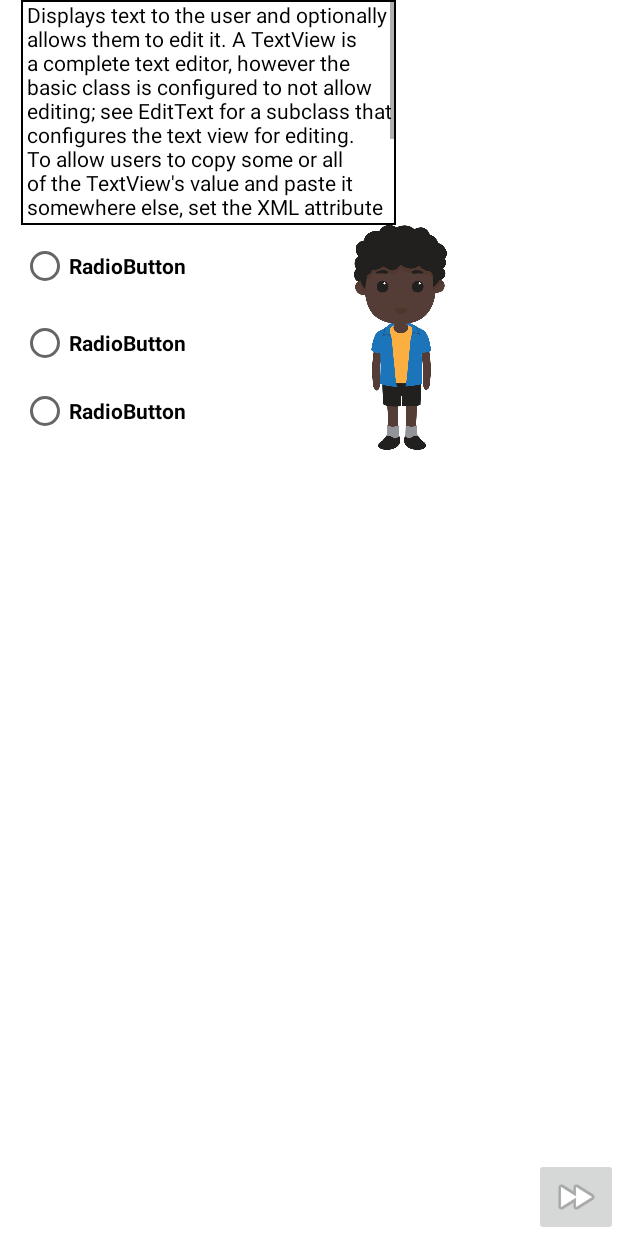
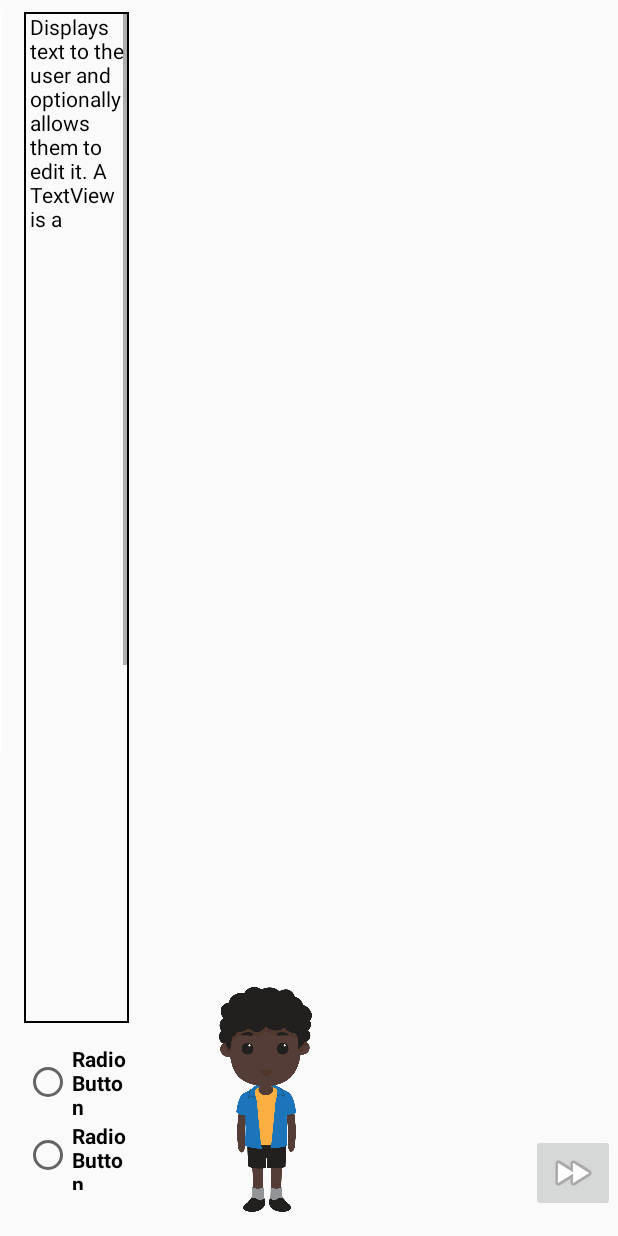
Before and after one commit to packerfan626/191_a_b_senior_design_w2017, an Android app: the layout activity_game.xml on its own in the app's theme, with its tools: preview values and no code run, on a phone screen of 412 x 824 dp. Run offline under Robolectric (Android 15) with nearby library versions, the phone set to English and light mode, and no system bars.

Commit message:
Fixed constraints in game layout and tweaked some background things

```diff
--- a/app/src/main/java/millionkids/millionkidseducation/Children/GameActivity.java
+++ b/app/src/main/java/millionkids/millionkidseducation/Children/GameActivity.java
@@ -39,7 +39,6 @@ import millionkids.millionkidseducation.SQLite.GameData;
 public class GameActivity extends AppCompatActivity {
     //Used to set the background image from the SQLite Database
     ImageView background;
-    ImageView radiogroupBg;
 
     //Character imageView
     ImageView character;
@@ -96,7 +95,6 @@ public class GameActivity extends AppCompatActivity {
         option3 = (RadioButton)findViewById(R.id.option3);
         submit = (ImageButton)findViewById(R.id.submitButton);
         character = (ImageView)findViewById(R.id.childImage);
-        radiogroupBg = (ImageView)findViewById(R.id.radiogroupBackground);
 
         //Game declaration
         games = new LinkedList<Game>();
@@ -275,12 +273,12 @@ public class GameActivity extends AppCompatActivity {
         if(!currentIndex.getQuestionText().equals("null")) {
             gameText.setText(games.get(index).getQuestionText());
             gameText.setVisibility(View.VISIBLE);
-            radiogroupBg.setVisibility(View.VISIBLE);
+            //radiogroupBg.setVisibility(View.VISIBLE);
         }
         else {
             gameText.setVisibility(View.INVISIBLE);
             //LinearLayout Parameters
-            radiogroupBg.setVisibility(View.INVISIBLE);
+            //radiogroupBg.setVisibility(View.INVISIBLE);
             optionsAvail = false;
         }
 
--- a/app/src/main/res/layout/activity_game.xml
+++ b/app/src/main/res/layout/activity_game.xml
@@ -1,48 +1,98 @@
 <?xml version="1.0" encoding="utf-8"?>
-<RelativeLayout xmlns:android="http://schemas.android.com/apk/res/android"
+<android.support.constraint.ConstraintLayout xmlns:android="http://schemas.android.com/apk/res/android"
     xmlns:app="http://schemas.android.com/apk/res-auto"
     xmlns:tools="http://schemas.android.com/tools"
     android:layout_width="match_parent"
     android:layout_height="match_parent"
-    tools:context="millionkids.millionkidseducation.Children.GameActivity">
+    tools:context="millionkids.millionkidseducation.Children.GameActivity"
+    tools:layout_editor_absoluteY="73dp"
+    tools:layout_editor_absoluteX="0dp">
 
     <ImageView
         android:id="@+id/bgImage"
-        android:layout_width="match_parent"
-        android:layout_height="match_parent"
+        android:layout_width="0dp"
+        android:layout_height="495dp"
         app:srcCompat="@android:color/background_light"
         android:layout_alignParentTop="true"
-        android:layout_alignParentStart="true" />
-
-    <ImageView
-        android:id="@+id/radiogroupBackground"
-        android:layout_width="150dp"
-        android:layout_height="match_parent"
-        android:layout_alignParentTop="true"
-        app:srcCompat="@android:color/background_light"
-        android:layout_alignStart="@+id/gameText"
-        android:layout_alignEnd="@+id/gameText" />
+        android:layout_alignParentStart="true"
+        tools:layout_constraintTop_creator="1"
+        android:layout_marginTop="8dp"
+        tools:layout_constraintLeft_creator="1"
+        app:layout_constraintLeft_toLeftOf="parent"
+        app:layout_constraintTop_toTopOf="parent" />
 
     <TextView
         android:id="@+id/gameText"
-        android:layout_width="250dp"
-        android:layout_height="150dp"
+        android:layout_width="0dp"
+        android:layout_height="0dp"
         android:layout_alignParentStart="true"
         android:layout_alignParentTop="true"
-        android:layout_marginStart="14dp"
         android:background="@drawable/textview_border"
         android:maxLines="9"
         android:paddingLeft="4dp"
         android:scrollbars="vertical"
         android:text="Displays text to the user and optionally allows them to edit it. A TextView is a complete text editor, however the basic class is configured to not allow editing; see EditText for a subclass that configures the text view for editing.  To allow users to copy some or all of the TextView's value and paste it somewhere else, set the XML attribute android:textIsSelectable to &quot;true&quot; or call setTextIsSelectable(true). The textIsSelectable flag allows users to make selection gestures in the TextView, which in turn triggers the system's built-in copy/paste controls."
-        android:textColor="@android:color/black" />
+        android:textColor="@android:color/black"
+        app:layout_constraintRight_toLeftOf="@+id/childImage"
+        tools:layout_constraintTop_creator="1"
+        tools:layout_constraintRight_creator="1"
+        tools:layout_constraintBottom_creator="1"
+        app:layout_constraintBottom_toTopOf="@+id/radio"
+        android:layout_marginStart="16dp"
+        android:layout_marginEnd="16dp"
+        android:layout_marginTop="8dp"
+        tools:layout_constraintLeft_creator="1"
+        android:layout_marginBottom="14dp"
+        app:layout_constraintLeft_toLeftOf="parent"
+        app:layout_constraintTop_toTopOf="parent" />
+
+    <ImageButton
+        android:id="@+id/submitButton"
+        android:layout_width="wrap_content"
+        android:layout_height="wrap_content"
+        app:srcCompat="@android:drawable/ic_media_ff"
+        android:layout_alignParentBottom="true"
+        android:layout_alignParentEnd="true"
+        tools:layout_constraintRight_creator="1"
+        tools:layout_constraintBottom_creator="1"
+        app:layout_constraintBottom_toBottomOf="parent"
+        android:layout_marginEnd="2dp"
+        app:layout_constraintRight_toRightOf="parent"
+        android:layout_marginBottom="16dp" />
+
+    <ImageView
+        android:id="@+id/childImage"
+        android:layout_width="150dp"
+        android:layout_height="150dp"
+        app:srcCompat="@drawable/boy5_8"
+        android:layout_below="@+id/gameText"
+        android:layout_toStartOf="@+id/submitButton"
+        tools:layout_constraintRight_creator="1"
+        tools:layout_constraintBottom_creator="1"
+        app:layout_constraintBottom_toBottomOf="parent"
+        android:layout_marginEnd="160dp"
+        app:layout_constraintRight_toRightOf="parent"
+        android:layout_marginBottom="16dp" />
+
     <RadioGroup
         android:id="@+id/radio"
-    android:layout_width="wrap_content"
-    android:layout_height="wrap_content"
+        android:layout_width="0dp"
+        android:layout_height="97dp"
+        android:layout_alignEnd="@+id/gameText"
+        android:layout_alignStart="@+id/gameText"
         android:layout_below="@+id/gameText"
-    android:layout_alignStart="@+id/gameText"
-    android:layout_alignEnd="@+id/gameText">
+        app:layout_constraintRight_toLeftOf="@+id/childImage"
+        tools:layout_constraintTop_creator="1"
+        tools:layout_constraintRight_creator="1"
+        tools:layout_constraintBottom_creator="1"
+        android:layout_marginStart="16dp"
+        app:layout_constraintBottom_toBottomOf="parent"
+        android:layout_marginEnd="13dp"
+        android:layout_marginTop="38dp"
+        tools:layout_constraintLeft_creator="1"
+        android:layout_marginBottom="31dp"
+        app:layout_constraintLeft_toLeftOf="parent"
+        app:layout_constraintTop_toTopOf="@+id/childImage">
 
         <RadioButton
             android:id="@+id/option1"
@@ -51,7 +101,7 @@
             android:layout_alignEnd="@+id/gameText"
             android:layout_alignParentStart="true"
             android:layout_below="@+id/gameText"
-        android:layout_marginTop="11dp"
+            android:layout_marginTop="0dp"
             android:text="RadioButton"
             android:textStyle="bold" />
 
@@ -62,7 +112,7 @@
             android:layout_alignEnd="@+id/option1"
             android:layout_alignParentStart="true"
             android:layout_below="@+id/option1"
-        android:layout_marginTop="19dp"
+            android:layout_marginTop="0dp"
             android:text="RadioButton"
             android:textStyle="bold" />
 
@@ -73,29 +123,11 @@
             android:layout_alignEnd="@+id/option2"
             android:layout_alignParentStart="true"
             android:layout_below="@+id/option2"
-        android:layout_marginTop="13dp"
+            android:layout_marginTop="0dp"
             android:text="RadioButton"
             android:textStyle="bold" />
 
     </RadioGroup>
 
-    <ImageButton
-        android:id="@+id/submitButton"
-        android:layout_width="wrap_content"
-        android:layout_height="wrap_content"
-        app:srcCompat="@android:drawable/ic_media_ff"
-        android:layout_alignParentBottom="true"
-        android:layout_alignParentEnd="true" />
 
-    <ImageView
-        android:id="@+id/childImage"
-        android:layout_width="150dp"
-        android:layout_height="150dp"
-        app:srcCompat="@drawable/boy5_8"
-        android:layout_below="@+id/gameText"
-        android:layout_toStartOf="@+id/submitButton"
-        android:layout_marginEnd="14dp" />
-
-
-
-</RelativeLayout>
+</android.support.constraint.ConstraintLayout>
```
Lines whose indentation alone changed are shown as unchanged.
